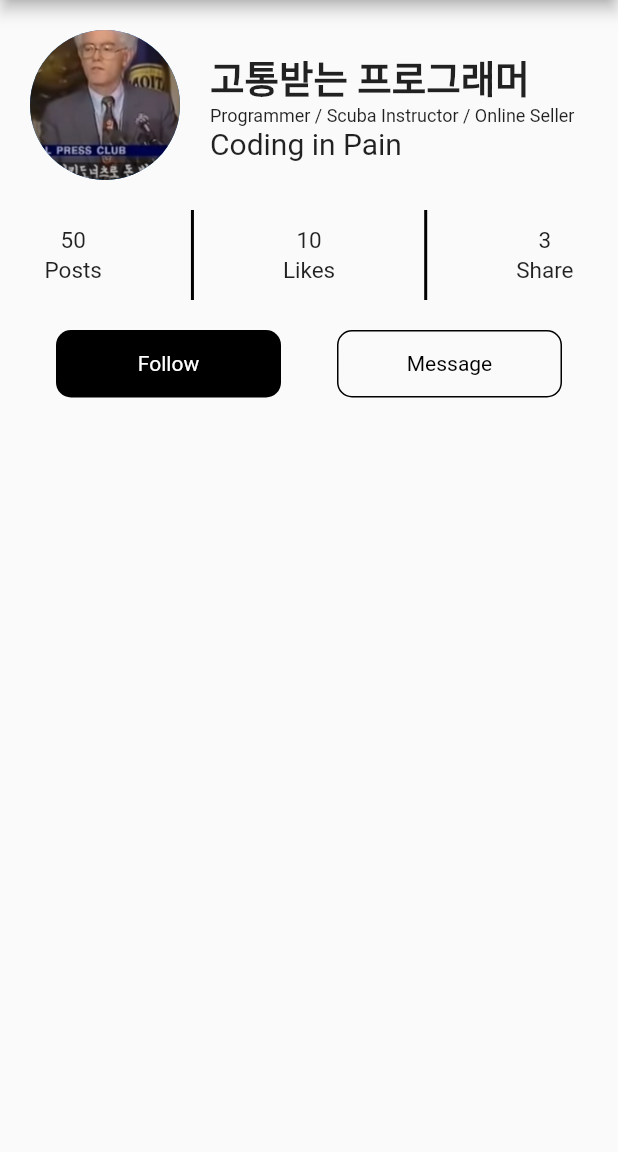
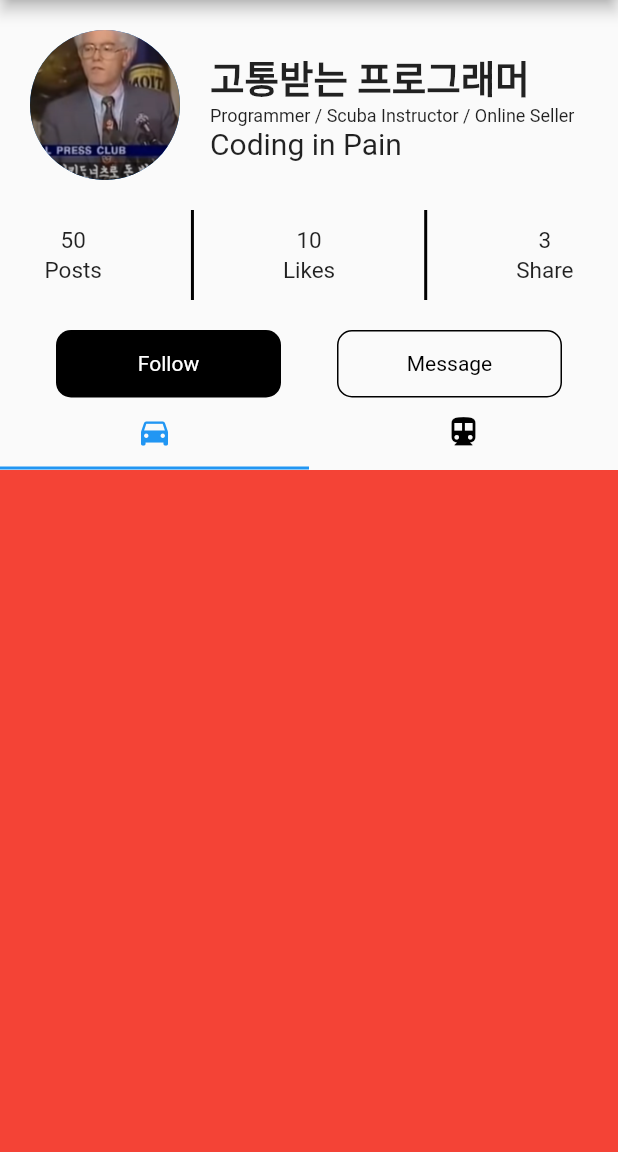
Before and after one commit to codinginpain/flutter_profile, a Flutter app: the screen it shows after launch, on a phone screen of 412 x 824 dp, the part 84-1236 px from its top. Run offline on Flutter 3.47's test engine with Material 2 defaults, Android fonts, the phone set to English and light mode, and no system bars.

Commit message:
TabBar, TabBarView

```diff
--- a/lib/components/profile_tab.dart
+++ b/lib/components/profile_tab.dart
@@ -6,22 +6,40 @@ class ProfileTab extends StatefulWidget {
   _ProfileTabState createState() => _ProfileTabState();
 }
 
-class _ProfileTabState extends State<ProfileTab> {
+class _ProfileTabState extends State<ProfileTab>
+    with SingleTickerProviderStateMixin {
+  TabController? _tabController;
+
   @override
+  void initState() {
+    _tabController = TabController(length: 2, vsync: this);
+  }
+
   Widget build(BuildContext context) {
     return Column(
       children: [
         _buildTabbar(),
-        _buildTabBarView(),
+        Expanded(child: _buildTabBarView()),
       ],
     );
   }
 
   Widget _buildTabbar() {
-    return SizedBox();
+    return TabBar(
+      controller: _tabController,
+      tabs: [
+        Tab(icon: Icon(Icons.directions_car)),
+        Tab(icon: Icon(Icons.directions_transit)),
+      ],
+      labelColor: Colors.blue,
+      unselectedLabelColor: Colors.black,
+    );
   }
 
   Widget _buildTabBarView() {
-    return SizedBox();
+    return TabBarView(controller: _tabController, children: [
+      Container(color: Colors.red),
+      Container(color: Colors.green),
+    ]);
   }
 }
--- a/lib/main.dart
+++ b/lib/main.dart
@@ -39,7 +39,7 @@ class ProfilePage extends StatelessWidget {
             ProfileCountInfo(),
             SizedBox(height: 20),
             ProfileButtons(),
-            ProfileTab(),
+            Expanded(child: ProfileTab()),
           ],
         ));
   }
```
